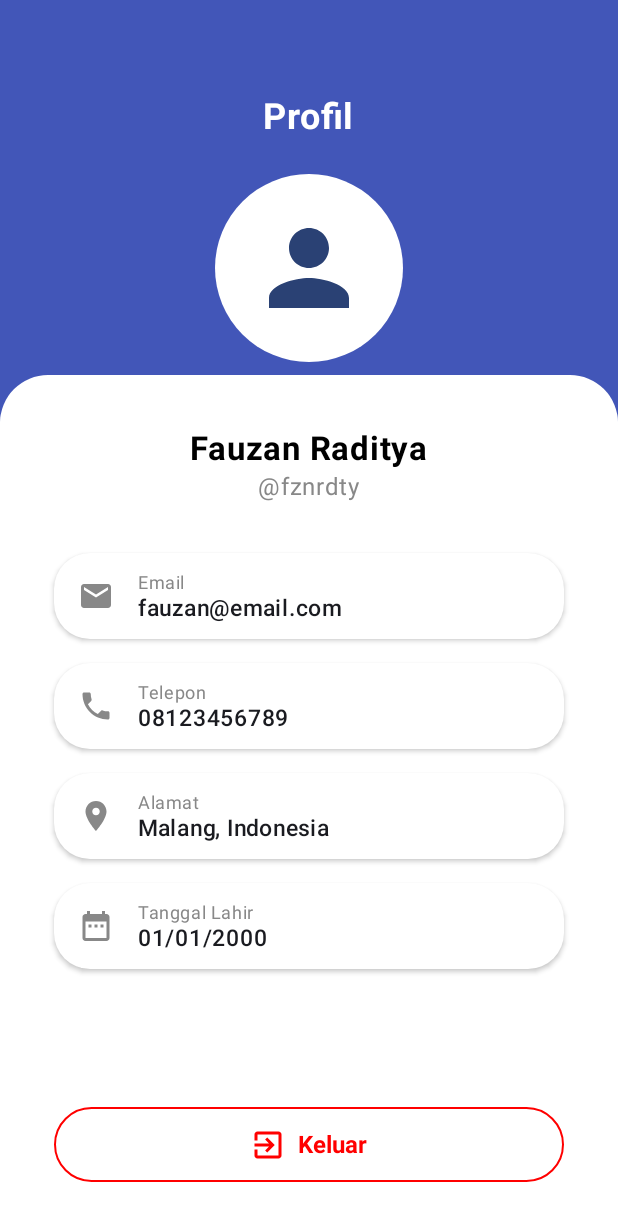
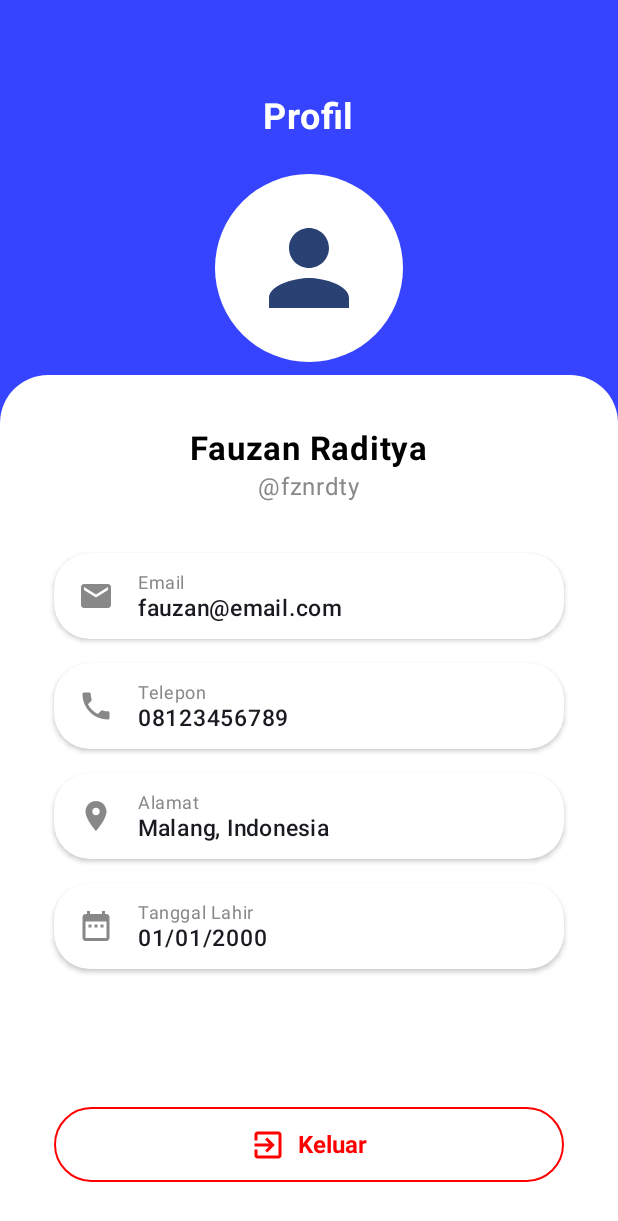
Before and after one commit to dionmarshalll/pam, an Android app built with Jetpack Compose: the ProfileScreen screen opened through its navigation route, on a phone screen of 412 x 824 dp. Shown: the top 1221 px of the screen. Run offline under Robolectric (Android 15) with nearby library versions, the phone set to English and light mode, and no system bars.

Commit message:
fixing_profile.1

```diff
--- a/app/src/main/java/com/example/pam/feature/ProfileScreen.kt
+++ b/app/src/main/java/com/example/pam/feature/ProfileScreen.kt
@@ -27,7 +27,7 @@ import androidx.compose.ui.tooling.preview.Preview
 import com.example.pam.ui.theme.PamTheme
 import androidx.compose.ui.graphics.SolidColor
 
-// Data class untuk menampung info user
+
 data class User(
     val firstName: String,
     val lastName: String,
@@ -43,15 +43,15 @@ fun ProfileScreen(navController: NavController, user: User) {
     Box(
         modifier = Modifier
             .fillMaxSize()
-            .background(Color(0xFFF0F0F5)) // Background abu-abu muda
+            .background(Color(0xFF3643FF))
     ) {
-        // Bagian atas dengan background biru
+
         Box(
             modifier = Modifier
                 .fillMaxWidth()
                 .height(300.dp)
                 .clip(RoundedCornerShape(bottomStart = 24.dp, bottomEnd = 24.dp))
-                .background(Color(0xFF4256B8)),
+                .background(Color(0xFF3643FF)),
             contentAlignment = Alignment.TopCenter
         ) {
             Column(horizontalAlignment = Alignment.CenterHorizontally) {
```
